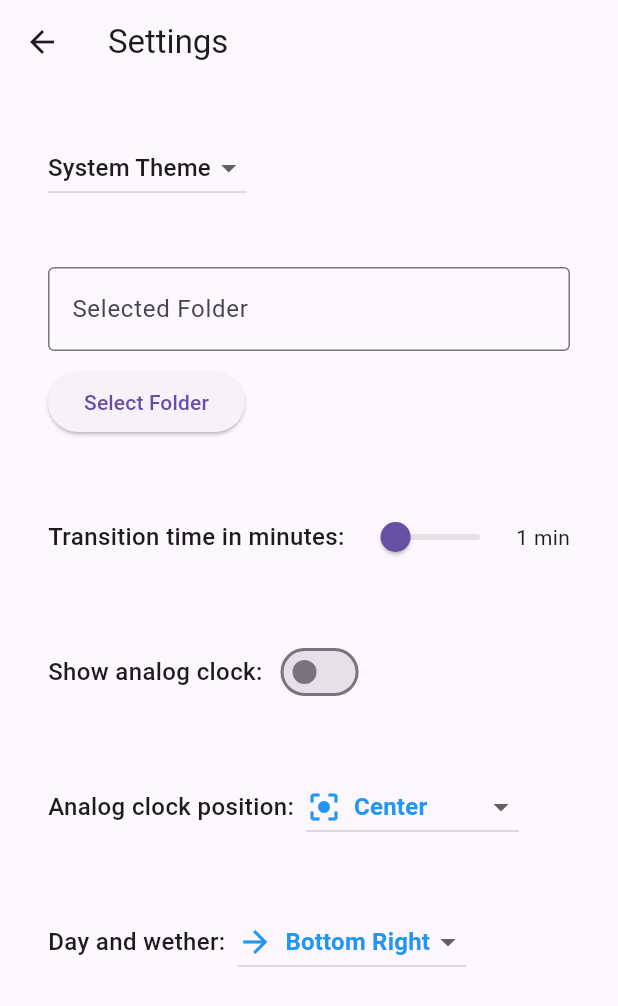
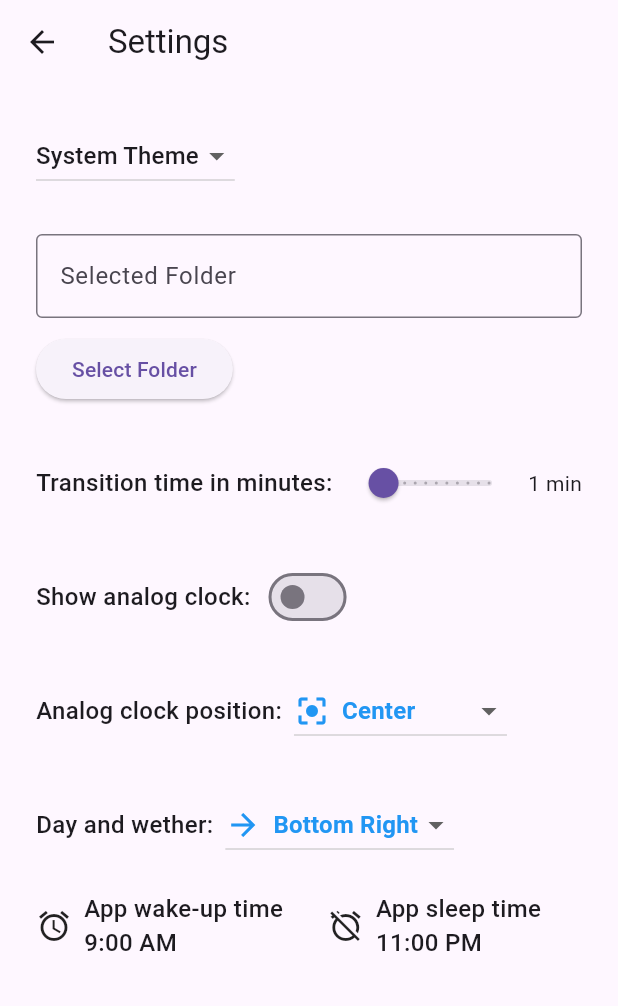
Before and after one commit to FranklynSistemas/photoo, a Flutter app: the screen it shows after launch, after a tap on the "settings" icon, on a phone screen of 412 x 824 dp. Shown: the top 1006 px of the screen. Run offline on Flutter 3.47's test engine with Material 3 defaults, Android fonts, the phone set to English and light mode, and no system bars; our stand-ins replace device_info_plus, file_picker, geolocator, permission_handler, shared_preferences and 1 more; missing offline and left inert: android_alarm_manager_plus, dart:ffi; generated files the repository leaves out were written again.

Commit message:
App failing

```diff
--- a/lib/src/app.dart
+++ b/lib/src/app.dart
@@ -5,6 +5,8 @@ import 'package:flutter/services.dart';
 import 'package:flutter_gen/gen_l10n/app_localizations.dart';
 import 'package:flutter_localizations/flutter_localizations.dart';
 import 'package:permission_handler/permission_handler.dart';
+import 'package:photoo/src/settings/app_state.dart';
+import 'package:provider/provider.dart';
 
 import 'features/photos_view.dart';
 import 'settings/settings_controller.dart';
@@ -12,9 +14,8 @@ import 'settings/settings_view.dart';
 
 const platform = MethodChannel('com.example.photoo/screen');
 
-/// The Widget that configures your application.
 class MyApp extends StatelessWidget {
-  const MyApp({
+  MyApp({
     super.key,
     required this.settingsController,
     required this.navigatorKey,
@@ -22,6 +23,8 @@ class MyApp extends StatelessWidget {
 
   final SettingsController settingsController;
   final GlobalKey<NavigatorState> navigatorKey;
+
+  bool _isScheduleInitialized = false; // Add a flag to track initialization
 
   // Convert TimeOfDay to milliseconds
   int TimeOfDayToMillis(TimeOfDay time) {
@@ -59,7 +62,7 @@ class MyApp extends StatelessWidget {
   }
 
   // Request exact alarm permission by redirecting to app settings
-  void _requestExactAlarmPermission() {
+  void _requestExactAlarmPermission(TimeOfDay onTime, TimeOfDay offTime) {
     print("Current context: ${navigatorKey.currentContext}");
     if (navigatorKey.currentContext != null) {
       showDialog(
@@ -77,7 +80,10 @@ class MyApp extends StatelessWidget {
                   await openAppSettings();
                   // After user returns from settings, check permission again
                   if (await Permission.scheduleExactAlarm.isGranted) {
-                    //TODO: What to do here
+                    await _saveSchedule(
+                      onTime,
+                      offTime,
+                    );
                   } else {
                     print("Exact Alarm permission not granted.");
                   }
@@ -94,41 +100,34 @@ class MyApp extends StatelessWidget {
 
   @override
   Widget build(BuildContext context) {
-    // Glue the SettingsController to the MaterialApp.
+    final appState = Provider.of<AppState>(context);
 
-    // Add post-frame callback
     WidgetsBinding.instance.addPostFrameCallback((_) async {
+      if (!_isScheduleInitialized) {
+        _isScheduleInitialized = true; // Set the flag to true after first run
         await Future.delayed(const Duration(milliseconds: 100));
         if (Platform.isAndroid && await _needsExactAlarmPermission()) {
-        _requestExactAlarmPermission();
+          _requestExactAlarmPermission(appState.onTime, appState.offTime);
         } else {
           // Initialize daily activation and deactivation alarms
           platform.invokeMethod('keepScreenOn');
           await _saveSchedule(
-          TimeOfDay(hour: 23, minute: 08),
-          TimeOfDay(hour: 23, minute: 07),
+            appState.onTime,
+            appState.offTime,
           );
+        }
       }
     });
 
     // Add observer for app lifecycle
     WidgetsBinding.instance.addObserver(_AppLifecycleObserver());
-    // The ListenableBuilder Widget listens to the SettingsController for changes.
-    // Whenever the user updates their settings, the MaterialApp is rebuilt.
+
     return ListenableBuilder(
       listenable: settingsController,
       builder: (BuildContext context, Widget? child) {
         return MaterialApp(
           navigatorKey: navigatorKey,
-          // Providing a restorationScopeId allows the Navigator built by the
-          // MaterialApp to restore the navigation stack when a user leaves and
-          // returns to the app after it has been killed while running in the
-          // background.
           restorationScopeId: 'app',
-
-          // Provide the generated AppLocalizations to the MaterialApp. This
-          // allows descendant Widgets to display the correct translations
-          // depending on the user's locale.
           localizationsDelegates: const [
             AppLocalizations.delegate,
             GlobalMaterialLocalizations.delegate,
@@ -138,24 +137,11 @@ class MyApp extends StatelessWidget {
           supportedLocales: const [
             Locale('en', ''), // English, no country code
           ],
-
-          // Use AppLocalizations to configure the correct application title
-          // depending on the user's locale.
-          //
-          // The appTitle is defined in .arb files found in the localization
-          // directory.
           onGenerateTitle: (BuildContext context) =>
               AppLocalizations.of(context)!.appTitle,
-
-          // Define a light and dark color theme. Then, read the user's
-          // preferred ThemeMode (light, dark, or system default) from the
-          // SettingsController to display the correct theme.
           theme: ThemeData(),
           darkTheme: ThemeData.dark(),
           themeMode: settingsController.themeMode,
-
-          // Define a function to handle named routes in order to support
-          // Flutter web url navigation and deep linking.
           onGenerateRoute: (RouteSettings routeSettings) {
             return MaterialPageRoute<void>(
               settings: routeSettings,
@@ -181,8 +167,7 @@ class _AppLifecycleObserver with WidgetsBindingObserver {
   void didChangeAppLifecycleState(AppLifecycleState state) {
     if (state == AppLifecycleState.detached) {
       print('Cancelling the wakeLock');
-      platform.invokeMethod(
-          'releaseScreenOn'); // Cancel alarms when app is closed or goes inactive
+      platform.invokeMethod('releaseScreenOn');
     }
     super.didChangeAppLifecycleState(state);
   }
--- a/lib/src/features/photos_view.dart
+++ b/lib/src/features/photos_view.dart
@@ -50,7 +50,7 @@ class _PhotosViewState extends State<PhotosView> {
     final selectedFolder = appState.selectedFolder;
     final clockPosition = appState.clockPosition;
     final showClock = appState.showClock;
-    final dayWetherPosition = appState.dayWetherPosition;
+    final dayWeatherPosition = appState.dayWeatherPosition;
 
     // Calculate the positioning values based on the selected clock position
     var positionedClock;
@@ -89,7 +89,7 @@ class _PhotosViewState extends State<PhotosView> {
     }
 
     var positionedDayWeather;
-    switch (dayWetherPosition) {
+    switch (dayWeatherPosition) {
       case Positions.topLeft:
           positionedDayWeather = const Positioned(
               top: padding,
--- a/lib/src/settings/app_state.dart
+++ b/lib/src/settings/app_state.dart
@@ -16,6 +16,7 @@ enum Positions {
 }
 
 class AppState extends ChangeNotifier {
+  // State definition
   Timer? _presentationTimer;
   String? _selectedFolder;
   double _transitionTime = 1;
@@ -23,16 +24,20 @@ class AppState extends ChangeNotifier {
   File? _image;
   Positions _clockPosition = Positions.center;
   bool _showClock = false;
-  Positions _dayWetherPosition = Positions.bottomRight;
+  Positions _dayWeatherPosition = Positions.bottomRight;
+  TimeOfDay _onTime = const TimeOfDay(hour: 9, minute: 0);
+  TimeOfDay _offTime = const TimeOfDay(hour: 23, minute: 0);
 
+  // State getters
   String? get selectedFolder => _selectedFolder;
   double get transitionTime => _transitionTime;
-
   List<File> get images => _images;
   File? get image => _image; // Nullable getter
   Positions get clockPosition => _clockPosition;
   bool get showClock => _showClock;
-  Positions get dayWetherPosition => _dayWetherPosition;
+  Positions get dayWeatherPosition => _dayWeatherPosition;
+  TimeOfDay get onTime => _onTime;
+  TimeOfDay get offTime => _offTime;
 
   AppState() {
     _initializeState(); // Use an async initialization pattern
@@ -47,6 +52,7 @@ class AppState extends ChangeNotifier {
     }
   }
 
+  // State setters
   void setShowClock(bool newValue) {
     _showClock = newValue;
     _saveShowClock();
@@ -59,9 +65,21 @@ class AppState extends ChangeNotifier {
     notifyListeners();
   }
 
-  void setDayWetherPosition(Positions newPosition) {
-    _dayWetherPosition = newPosition;
-    _saveDayWetherPosition();
+  void setDayWeatherPosition(Positions newPosition) {
+    _dayWeatherPosition = newPosition;
+    _saveDayWeatherPosition();
+    notifyListeners();
+  }
+
+  void setOnTime(TimeOfDay newOnTime) {
+    _onTime = newOnTime;
+    _saveOnTime();
+    notifyListeners();
+  }
+
+  void setOffTime(TimeOfDay newOffTime) {
+    _offTime = newOffTime;
+    _saveOffTime();
     notifyListeners();
   }
 
@@ -107,7 +125,7 @@ class AppState extends ChangeNotifier {
       int index = 0;
       setImage(_images.first);
       _presentationTimer = Timer.periodic(
-        Duration(seconds: _transitionTime.toInt() * 5),
+        Duration(seconds: _transitionTime.toInt() * 60),
         (timer) {
           setImage(_images[index]);
           index = (index + 1) % _images.length;
@@ -185,6 +203,24 @@ class AppState extends ChangeNotifier {
     }
   }
 
+  Future<TimeOfDay> _loadTime(String time) async {
+    final prefs = await SharedPreferences.getInstance();
+    // Get the string from SharedPreferences
+    String? timeString = prefs.getString(time);
+
+    if (timeString != null) {
+      // Deserialize the string to TimeOfDay
+      List<String> parts = timeString.split(':');
+      int hour = int.parse(parts[0]);
+      int minute = int.parse(parts[1]);
+      return TimeOfDay(hour: hour, minute: minute);
+    }
+    if (time == 'onTime') {
+      return const TimeOfDay(hour: 9, minute: 0);
+    }
+    return const TimeOfDay(hour: 23, minute: 0); // Return null if not found
+  }
+
   // Load selected folder from shared preferences
   Future<void> _loadSavedPreferences() async {
     final prefs = await SharedPreferences.getInstance();
@@ -195,12 +231,23 @@ class AppState extends ChangeNotifier {
     if (clockPositionString != null) {
       _clockPosition = Positions.values.firstWhere(
         (e) => e.toString().split('.').last == clockPositionString,
-        orElse: () => Positions
-            .center, // Default to Positions.center if not found
+        orElse: () =>
+            Positions.center, // Default to Positions.center if not found
       );
     } else {
       _clockPosition = Positions.center; // Default if no saved value
     }
+    String? dayWeatherPositionString = prefs.getString('dayWeatherPosition');
+    if (dayWeatherPositionString != null) {
+      _dayWeatherPosition = Positions.values.firstWhere(
+        (e) => e.toString().split('.').last == dayWeatherPositionString,
+        orElse: () => Positions.bottomRight,
+      );
+    } else {
+      _dayWeatherPosition = Positions.bottomRight;
+    }
+    _onTime = await _loadTime('onTime');
+    _offTime = await _loadTime('offTime');
     notifyListeners();
   }
 
@@ -222,8 +269,26 @@ class AppState extends ChangeNotifier {
     prefs.setString('clockPosition', _clockPosition.toString().split('.').last);
   }
 
-  Future<void> _saveDayWetherPosition() async {
+  // Save day weather position
+  Future<void> _saveDayWeatherPosition() async {
     final prefs = await SharedPreferences.getInstance();
-    prefs.setString('dayWetherPosition', _dayWetherPosition.toString().split('.').last);
+    prefs.setString(
+        'dayWeatherPosition', _dayWeatherPosition.toString().split('.').last);
+  }
+
+  // Save onTime position
+  Future<void> _saveOnTime() async {
+    final prefs = await SharedPreferences.getInstance();
+    // Serialize TimeOfDay to a string
+    String onTimeString = '${_onTime.hour}:${_onTime.minute}';
+    prefs.setString('onTime', onTimeString);
+  }
+
+  // Save offTime position
+  Future<void> _saveOffTime() async {
+    final prefs = await SharedPreferences.getInstance();
+    // Serialize TimeOfDay to a string
+    String offTimeString = '${_offTime.hour}:${_offTime.minute}';
+    prefs.setString('offTime', offTimeString);
   }
 }
--- /dev/null
+++ b/lib/src/settings/schedule_wakelock.dart
@@ -0,0 +1,84 @@
+import 'package:flutter/material.dart';
+import 'package:provider/provider.dart';
+import 'app_state.dart';
+
+class ScheduleWakelock extends StatelessWidget {
+  const ScheduleWakelock({super.key});
+
+  @override
+  Widget build(BuildContext context) {
+    // Access the current folder path from AppState
+    final appState = Provider.of<AppState>(context);
+
+    return Column(
+      crossAxisAlignment: CrossAxisAlignment.start,
+      children: [
+        Row(
+          children: [
+            Expanded(
+              child: _buildTimeTile(
+                context: context,
+                title: "App wake-up time",
+                icon: Icons.alarm,
+                time: appState.onTime,
+                onTimePicked: (picked) => appState.setOnTime(picked),
+              ),
+            ),
+            const SizedBox(
+              width: 1, // Ensure proper constraints for the divider
+              child: VerticalDivider(
+                thickness: 10,
+                color: Colors.grey,
+              ),
+            ),
+            Expanded(
+              child: _buildTimeTile(
+                context: context,
+                title: "App sleep time",
+                icon: Icons.alarm_off,
+                time: appState.offTime,
+                onTimePicked: (picked) => appState.setOffTime(picked),
+              ),
+            ),
+          ],
+        ),
+      ],
+    );
+  }
+
+  Widget _buildTimeTile({
+    required BuildContext context,
+    required String title,
+    required IconData icon,
+    required TimeOfDay time,
+    required Function(TimeOfDay) onTimePicked,
+  }) {
+    return InkWell(
+      onTap: () async {
+        TimeOfDay? picked = await showTimePicker(
+          context: context,
+          initialTime: time,
+        );
+        if (picked != null) onTimePicked(picked);
+      },
+      child: Padding(
+        padding: const EdgeInsets.symmetric(horizontal: 12, vertical: 8),
+        child: Row(
+          children: [
+            Icon(icon),
+            const SizedBox(width: 8),
+            Expanded(
+              child: Text(
+                "$title\n${time.format(context)}",
+                style: const TextStyle(
+                  fontWeight: FontWeight.w500,
+                  fontSize: 16,
+                ),
+              ),
+            ),
+          ],
+        ),
+      ),
+    );
+  }
+}
--- a/lib/src/settings/settings_select_directory.dart
+++ b/lib/src/settings/settings_select_directory.dart
@@ -11,7 +11,8 @@ class FolderPicker extends StatelessWidget {
     // Access the current folder path from FolderState
     final folderState = Provider.of<AppState>(context);
 
-    return Column(
+    return SingleChildScrollView(
+      child: Column(
         crossAxisAlignment: CrossAxisAlignment.start,
         children: [
           // Display the current selected folder path
@@ -28,7 +29,8 @@ class FolderPicker extends StatelessWidget {
           ElevatedButton(
             onPressed: () async {
               // Open folder picker and update app state
-            String? selectedFolder = await FilePicker.platform.getDirectoryPath();
+              String? selectedFolder =
+                  await FilePicker.platform.getDirectoryPath();
               if (selectedFolder != null) {
                 folderState.setFolder(selectedFolder);
               }
@@ -36,6 +38,7 @@ class FolderPicker extends StatelessWidget {
             child: const Text("Select Folder"),
           ),
         ],
+      ),
     );
   }
 }
--- a/lib/src/settings/settings_view.dart
+++ b/lib/src/settings/settings_view.dart
@@ -2,9 +2,14 @@ import 'package:flutter/material.dart';
 import 'package:photoo/src/settings/widget_position.dart';
 import 'package:provider/provider.dart';
 
+import 'schedule_wakelock.dart';
 import 'settings_controller.dart';
 import 'settings_select_directory.dart';
 import 'app_state.dart';
+
+// ignore: constant_identifier_names
+const optionsPadding = 12.0;
+const spaceSize = 4.0;
 
 /// Displays the various settings that can be customized by the user.
 ///
@@ -27,16 +32,17 @@ class SettingsView extends StatelessWidget {
         title: const Text('Settings'),
       ),
       body: Padding(
-        padding: const EdgeInsets.all(16),
+        padding: const EdgeInsets.all(optionsPadding),
         // Glue the SettingsController to the theme selection DropdownButton.
         //
         // When a user selects a theme from the dropdown list, the
         // SettingsController is updated, which rebuilds the MaterialApp.
+        child: SingleChildScrollView(
           child: Column(
             crossAxisAlignment: CrossAxisAlignment.start,
             children: [
               Padding(
-              padding: const EdgeInsets.all(16.0),
+                padding: const EdgeInsets.all(optionsPadding),
                 child: DropdownButton<ThemeMode>(
                   // Read the selected themeMode from the controller
                   value: controller.themeMode,
@@ -58,14 +64,14 @@ class SettingsView extends StatelessWidget {
                   ],
                 ),
               ),
-            const SizedBox(height: 10),
+              const SizedBox(height: spaceSize),
               const Padding(
-              padding: EdgeInsets.all(16.0),
+                padding: EdgeInsets.all(optionsPadding),
                 child: FolderPicker(), // Use FolderPicker Widget
               ),
-            const SizedBox(height: 10),
+              const SizedBox(height: spaceSize),
               Padding(
-                padding: const EdgeInsets.all(16.0),
+                  padding: const EdgeInsets.all(optionsPadding),
                   child: Row(
                     mainAxisAlignment: MainAxisAlignment.start,
                     crossAxisAlignment: CrossAxisAlignment.center,
@@ -95,9 +101,9 @@ class SettingsView extends StatelessWidget {
                       Text("${appState.transitionTime.round()} min")
                     ],
                   )),
-            const SizedBox(height: 10),
+              const SizedBox(height: spaceSize),
               Padding(
-                padding: const EdgeInsets.all(16.0),
+                  padding: const EdgeInsets.all(optionsPadding),
                   child: Row(
                     mainAxisAlignment: MainAxisAlignment.start,
                     crossAxisAlignment: CrossAxisAlignment.center,
@@ -123,9 +129,9 @@ class SettingsView extends StatelessWidget {
                       ),
                     ],
                   )),
-            const SizedBox(height: 10),
+              const SizedBox(height: spaceSize),
               Padding(
-                padding: const EdgeInsets.all(16.0),
+                  padding: const EdgeInsets.all(optionsPadding),
                   child: Row(
                     mainAxisAlignment: MainAxisAlignment.start,
                     crossAxisAlignment: CrossAxisAlignment.center,
@@ -141,16 +147,16 @@ class SettingsView extends StatelessWidget {
                           width:
                               8), // Adds a small gap between the text and the slider
                       WidgetPositionSelector(
-                        blockedPositions: [appState.dayWetherPosition],
+                          blockedPositions: [appState.dayWeatherPosition],
                           selectedPosition: appState.clockPosition,
                           onPositionSelected: (newPosition) {
                             appState.setClockPosition(newPosition);
                           }),
                     ],
                   )),
-            const SizedBox(height: 10),
+              const SizedBox(height: spaceSize),
               Padding(
-                padding: const EdgeInsets.all(16.0),
+                  padding: const EdgeInsets.all(optionsPadding),
                   child: Row(
                     mainAxisAlignment: MainAxisAlignment.start,
                     crossAxisAlignment: CrossAxisAlignment.center,
@@ -170,13 +176,15 @@ class SettingsView extends StatelessWidget {
                             appState.clockPosition,
                             Positions.center
                           ],
-                        selectedPosition: appState.dayWetherPosition,
+                          selectedPosition: appState.dayWeatherPosition,
                           onPositionSelected: (newPosition) {
-                          appState.setDayWetherPosition(newPosition);
+                            appState.setDayWeatherPosition(newPosition);
                           }),
                     ],
-                ))
+                  )),
+              const ScheduleWakelock()
             ],
+          ),
         ),
       ),
     );
--- a/pubspec.yaml
+++ b/pubspec.yaml
@@ -25,6 +25,7 @@ dependencies:
   intl: ^0.19.0
   weather: ^3.1.1
   geolocator: ^13.0.2
+  network_info_plus: ^6.1.1
 dev_dependencies:
   flutter_test:
     sdk: flutter
```
Also changed, not shown: lib/src/features/weather_view.dart (+10 -1 lines), lib/src/settings/network_folder_picker.dart (added, +86 -0 lines), pubspec.lock, 5 other files. Lines whose indentation alone changed are shown as unchanged.
